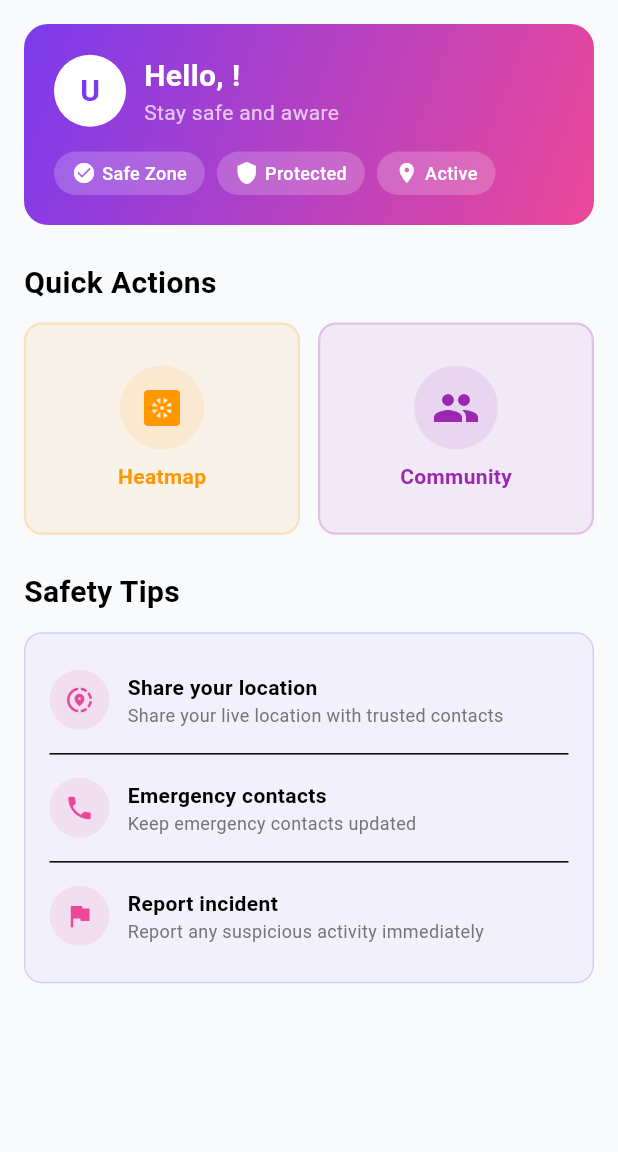
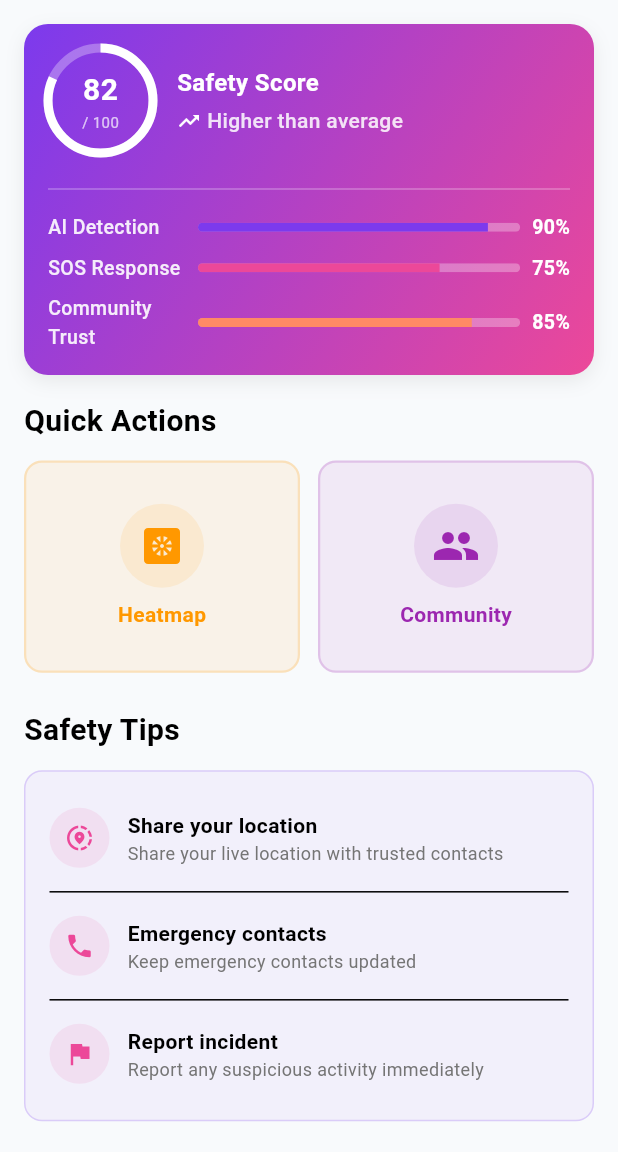
Before and after one commit to Ankita0325/women_safety_app, a Flutter app: the HomeContent screen opened directly, on a phone screen of 412 x 824 dp, the part 84-1236 px from its top. Run offline on Flutter 3.47's test engine with Material 3 defaults, Android fonts, the phone set to English and light mode, and no system bars; our stand-ins replace firebase_core, flutter_map, geocoding, geolocator, google_fonts, latlong2 and 4 more; accounts and stored records are empty.

Commit message:
UI changed

```diff
--- a/frontend/lib/screen/home_screen.dart
+++ b/frontend/lib/screen/home_screen.dart
@@ -56,14 +56,16 @@ class _HomeScreenState extends State<HomeScreen> {
   }
 }
 
-// Home Content Widget
+// Home Content Widget – welcome card removed
 class HomeContent extends StatelessWidget {
   const HomeContent({super.key});
 
   @override
   Widget build(BuildContext context) {
-    final authService = Provider.of<AuthService>(context);
-    final user = authService.currentUser;
+    // authService and user are no longer needed for the intro, but we keep
+    // the provider reference if needed elsewhere; we can leave it unused.
+    // final authService = Provider.of<AuthService>(context);
+    // final user = authService.currentUser;
 
     return Scaffold(
       appBar: AppBar(
@@ -94,85 +96,10 @@ class HomeContent extends StatelessWidget {
           child: Column(
             crossAxisAlignment: CrossAxisAlignment.start,
             children: [
-              // Welcome Card
-              Container(
-                width: double.infinity,
-                padding: const EdgeInsets.all(20),
-                decoration: BoxDecoration(
-                  gradient: const LinearGradient(
-                    colors: [Color(0xFF7C3AED), Color(0xFFEC4899)],
-                    begin: Alignment.topLeft,
-                    end: Alignment.bottomRight,
-                  ),
-                  borderRadius: BorderRadius.circular(16),
-                ),
-                child: Column(
-                  crossAxisAlignment: CrossAxisAlignment.start,
-                  children: [
-                    Row(
-                      children: [
-                        CircleAvatar(
-                          radius: 24,
-                          backgroundColor: Colors.white,
-                          child: Text(
-                            user?.name.isNotEmpty == true
-                                ? user!.name[0].toUpperCase()
-                                : 'U',
-                            style: const TextStyle(
-                              fontSize: 20,
-                              fontWeight: FontWeight.bold,
-                              color: Color(0xFF7C3AED),
-                            ),
-                          ),
-                        ),
-                        const SizedBox(width: 12),
-                        Expanded(
-                          child: Column(
-                            crossAxisAlignment: CrossAxisAlignment.start,
-                            children: [
-                              Text(
-                                'Hello, ${user?.name ?? 'User'}!',
-                                style: const TextStyle(
-                                  color: Colors.white,
-                                  fontSize: 20,
-                                  fontWeight: FontWeight.bold,
-                                ),
-                              ),
-                              const Text(
-                                'Stay safe and aware',
-                                style: TextStyle(
-                                  color: Colors.white70,
-                                  fontSize: 14,
-                                ),
-                              ),
-                            ],
-                          ),
-                        ),
-                      ],
-                    ),
+              // ❌ Removed the entire Welcome Card (Hello Shreya intro)
+              // Safety Score card is now the first element
+              _buildSafetyScore(),
               const SizedBox(height: 16),
-                    Row(
-                      children: [
-                        _buildStatusChip(
-                          icon: Icons.check_circle,
-                          label: 'Safe Zone',
-                        ),
-                        const SizedBox(width: 8),
-                        _buildStatusChip(
-                          icon: Icons.shield,
-                          label: 'Protected',
-                        ),
-                        const SizedBox(width: 8),
-                        _buildStatusChip(
-                          icon: Icons.location_on,
-                          label: 'Active',
-                        ),
-                      ],
-                    ),
-                  ],
-                ),
-              ),
-              const SizedBox(height: 24),
 
               // Quick Actions
               const Text(
@@ -260,38 +187,184 @@ class HomeContent extends StatelessWidget {
     );
   }
 
-  Widget _buildStatusChip({
-    required IconData icon,
-    required String label,
-  }) {
+  // ✅ Safety Score Widget – with gradient background
+  Widget _buildSafetyScore() {
+    // Replace these with your real data
+    const int overallScore = 82;
+    const int aiDetection = 90;
+    const int sosResponse = 75;
+    const int communityTrust = 85;
+
     return Container(
-      padding: const EdgeInsets.symmetric(horizontal: 12, vertical: 6),
+      padding: const EdgeInsets.all(16),
       decoration: BoxDecoration(
-        color: Colors.white.withOpacity(0.2),
-        borderRadius: BorderRadius.circular(20),
+        gradient: const LinearGradient(
+          colors: [Color(0xFF7C3AED), Color(0xFFEC4899)],
+          begin: Alignment.topLeft,
+          end: Alignment.bottomRight,
         ),
-      child: Row(
+        borderRadius: BorderRadius.circular(16),
+        boxShadow: [
+          BoxShadow(
+            color: Colors.grey.withOpacity(0.2),
+            blurRadius: 10,
+            offset: const Offset(0, 4),
+          ),
+        ],
+      ),
+      child: Column(
+        crossAxisAlignment: CrossAxisAlignment.start,
+        children: [
+          // Row with circular score and labels
+          Row(
+            children: [
+              // Circular progress with score
+              SizedBox(
+                width: 70,
+                height: 70,
+                child: Stack(
+                  fit: StackFit.expand,
+                  children: [
+                    CircularProgressIndicator(
+                      value: overallScore / 100,
+                      strokeWidth: 6,
+                      backgroundColor: Colors.white.withOpacity(0.3),
+                      valueColor: const AlwaysStoppedAnimation<Color>(
+                        Colors.white,
+                      ),
+                    ),
+                    Center(
+                      child: Column(
                         mainAxisSize: MainAxisSize.min,
                         children: [
-          Icon(
-            icon,
+                          Text(
+                            '$overallScore',
+                            style: const TextStyle(
+                              fontSize: 20,
+                              fontWeight: FontWeight.bold,
+                              color: Colors.white,
+                            ),
+                          ),
+                          const Text(
+                            '/ 100',
+                            style: TextStyle(
+                              fontSize: 10,
+                              color: Colors.white70,
+                            ),
+                          ),
+                        ],
+                      ),
+                    ),
+                  ],
+                ),
+              ),
+              const SizedBox(width: 16),
+              Expanded(
+                child: Column(
+                  crossAxisAlignment: CrossAxisAlignment.start,
+                  children: [
+                    const Text(
+                      'Safety Score',
+                      style: TextStyle(
+                        fontSize: 16,
+                        fontWeight: FontWeight.w600,
+                        color: Colors.white,
+                      ),
+                    ),
+                    const SizedBox(height: 4),
+                    Row(
+                      children: [
+                        const Icon(
+                          Icons.trending_up,
                           color: Colors.white,
                           size: 16,
                         ),
                         const SizedBox(width: 4),
                         Text(
-            label,
-            style: const TextStyle(
-              color: Colors.white,
-              fontSize: 12,
+                          'Higher than average',
+                          style: TextStyle(
+                            fontSize: 14,
+                            color: Colors.white.withOpacity(0.85),
                             fontWeight: FontWeight.w500,
                           ),
+                        ),
+                      ],
+                    ),
+                  ],
+                ),
+              ),
+            ],
+          ),
+          const SizedBox(height: 16),
+          Divider(color: Colors.white.withOpacity(0.3), thickness: 1),
+          const SizedBox(height: 8),
+
+          // Metric rows with progress bars – using distinct colours
+          _buildMetricRow(
+            label: 'AI Detection',
+            value: aiDetection,
+            color: const Color(0xFF7C3AED), // purple
+          ),
+          const SizedBox(height: 8),
+          _buildMetricRow(
+            label: 'SOS Response',
+            value: sosResponse,
+            color: const Color(0xFFEC4899), // pink
+          ),
+          const SizedBox(height: 8),
+          _buildMetricRow(
+            label: 'Community Trust',
+            value: communityTrust,
+            color: const Color(0xFFFF8A65), // soft orange
           ),
         ],
       ),
     );
   }
 
+  Widget _buildMetricRow({
+    required String label,
+    required int value,
+    required Color color,
+  }) {
+    return Row(
+      children: [
+        SizedBox(
+          width: 100,
+          child: Text(
+            label,
+            style: TextStyle(
+              fontSize: 13,
+              fontWeight: FontWeight.w500,
+              color: Colors.white.withOpacity(0.9),
+            ),
+          ),
+        ),
+        Expanded(
+          child: ClipRRect(
+            borderRadius: BorderRadius.circular(4),
+            child: LinearProgressIndicator(
+              value: value / 100,
+              backgroundColor: Colors.white.withOpacity(0.3),
+              valueColor: AlwaysStoppedAnimation<Color>(color),
+              minHeight: 6,
+            ),
+          ),
+        ),
+        const SizedBox(width: 8),
+        Text(
+          '$value%',
+          style: TextStyle(
+            fontSize: 13,
+            fontWeight: FontWeight.w600,
+            color: Colors.white,
+          ),
+        ),
+      ],
+    );
+  }
+
+  // ---- Helper widgets ----
   Widget _buildQuickAction({
     required IconData icon,
     required String label,
@@ -319,11 +392,7 @@ class HomeContent extends StatelessWidget {
                 color: color.withOpacity(0.1),
                 shape: BoxShape.circle,
               ),
-              child: Icon(
-                icon,
-                size: 32,
-                color: color,
-              ),
+              child: Icon(icon, size: 32, color: color),
             ),
             const SizedBox(height: 8),
             Text(
@@ -355,11 +424,7 @@ class HomeContent extends StatelessWidget {
               color: const Color(0xFFEC4899).withOpacity(0.1),
               shape: BoxShape.circle,
             ),
-            child: Icon(
-              icon,
-              color: const Color(0xFFEC4899),
-              size: 20,
-            ),
+            child: Icon(icon, color: const Color(0xFFEC4899), size: 20),
           ),
           const SizedBox(width: 12),
           Expanded(
```
Lines whose indentation alone changed are shown as unchanged.
